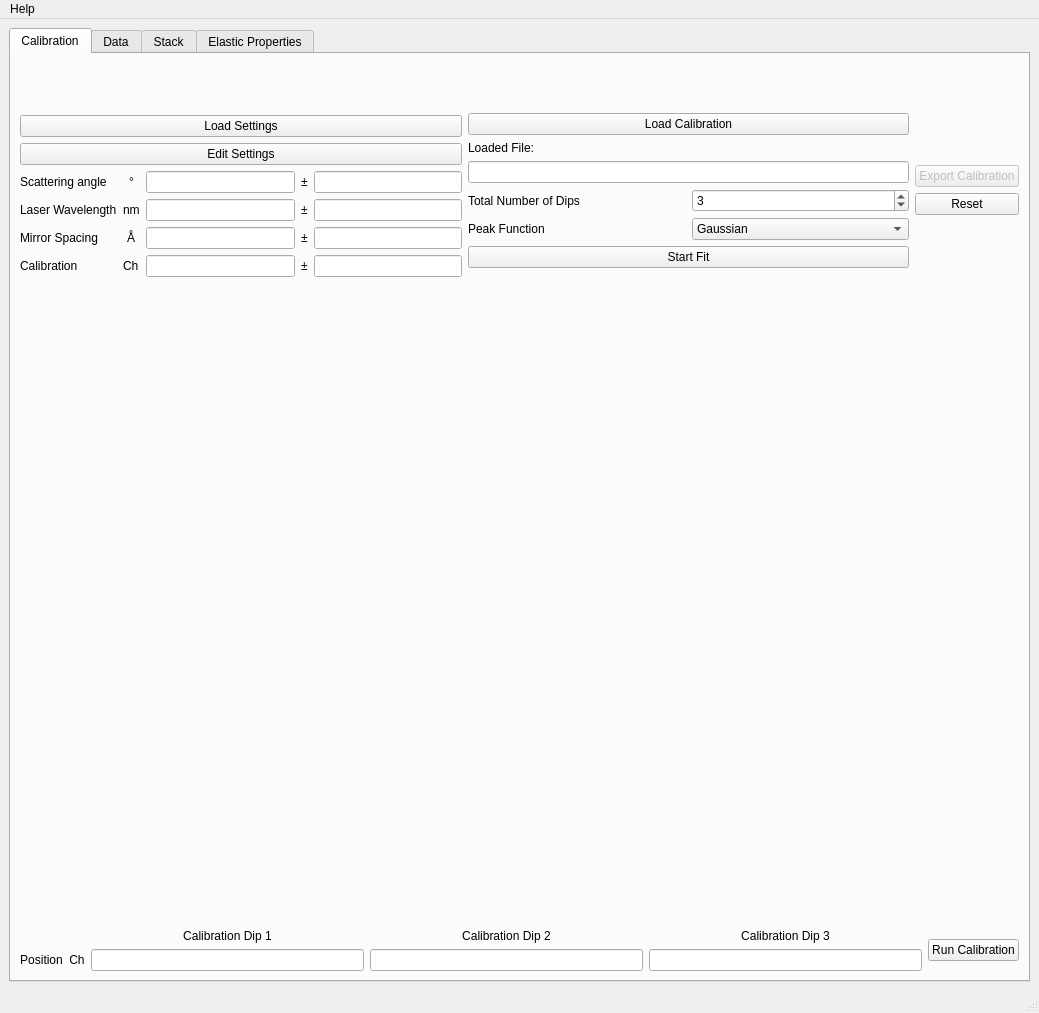
Before: the Qt Designer form src/brillouinview/gui/ui/brillouinview_main_window.ui in KirstenSch/BrillouinView, drawn with Qt 5.
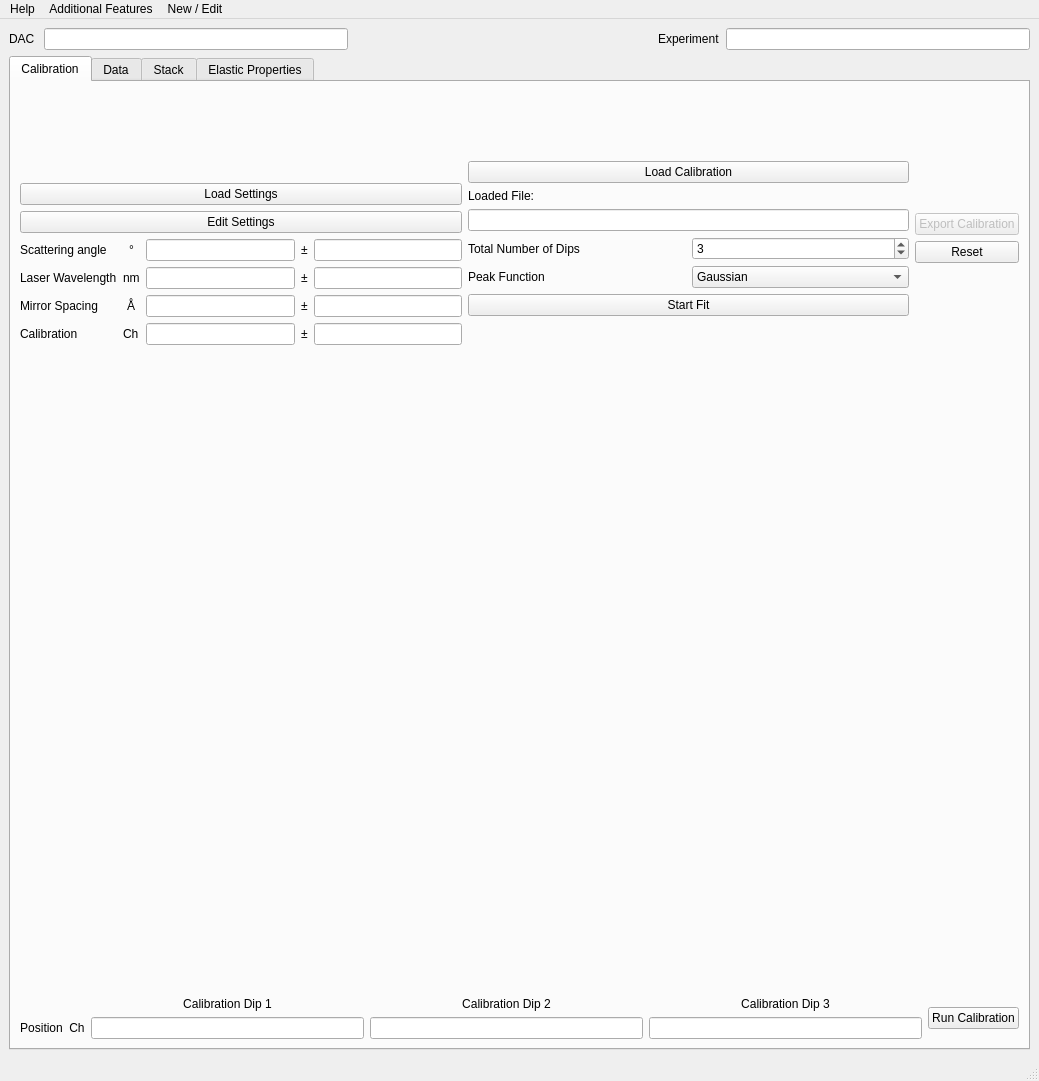
After: the same form once the commit is applied. Custom widgets are drawn as their Qt base class.

```diff
--- a/src/brillouinview/gui/ui/brillouinview_main_window.ui
+++ b/src/brillouinview/gui/ui/brillouinview_main_window.ui
@@ -7,7 +7,7 @@
     <x>0</x>
     <y>0</y>
     <width>1039</width>
-    <height>1013</height>
+    <height>1081</height>
    </rect>
   </property>
   <property name="windowTitle">
@@ -15,6 +15,60 @@
   </property>
   <widget class="QWidget" name="centralwidget">
    <layout class="QVBoxLayout" name="verticalLayout_2">
+    <item>
+     <layout class="QGridLayout" name="gridLayout_5">
+      <property name="topMargin">
+       <number>0</number>
+      </property>
+      <item row="0" column="2">
+       <spacer name="horizontalSpacer">
+        <property name="orientation">
+         <enum>Qt::Horizontal</enum>
+        </property>
+        <property name="sizeHint" stdset="0">
+         <size>
+          <width>40</width>
+          <height>20</height>
+         </size>
+        </property>
+       </spacer>
+      </item>
+      <item row="0" column="3">
+       <widget class="QLabel" name="label_21">
+        <property name="text">
+         <string>Experiment</string>
+        </property>
+       </widget>
+      </item>
+      <item row="0" column="4">
+       <widget class="QLineEdit" name="le_experiment">
+        <property name="enabled">
+         <bool>true</bool>
+        </property>
+        <property name="readOnly">
+         <bool>true</bool>
+        </property>
+       </widget>
+      </item>
+      <item row="0" column="0">
+       <widget class="QLabel" name="label_20">
+        <property name="text">
+         <string>DAC </string>
+        </property>
+       </widget>
+      </item>
+      <item row="0" column="1">
+       <widget class="QLineEdit" name="le_dac">
+        <property name="enabled">
+         <bool>true</bool>
+        </property>
+        <property name="readOnly">
+         <bool>true</bool>
+        </property>
+       </widget>
+      </item>
+     </layout>
+    </item>
     <item>
      <widget class="QTabWidget" name="tabWidget">
       <property name="currentIndex">
@@ -546,7 +600,25 @@
      <string>Help</string>
     </property>
    </widget>
+   <widget class="QMenu" name="menuAdditional_Features">
+    <property name="title">
+     <string>Additional Features</string>
+    </property>
+    <addaction name="actionCalibration_Statistics"/>
+    <addaction name="actionOpen_Log_Window"/>
+   </widget>
+   <widget class="QMenu" name="menuNew">
+    <property name="title">
+     <string>New / Edit</string>
+    </property>
+    <addaction name="actionCreate_New_DAC"/>
+    <addaction name="actionCreate_New_Experiment"/>
+    <addaction name="actionEdit_DAC"/>
+    <addaction name="actionEdit_Experiment"/>
+   </widget>
    <addaction name="menuHelp"/>
+   <addaction name="menuAdditional_Features"/>
+   <addaction name="menuNew"/>
   </widget>
   <widget class="QStatusBar" name="statusbar"/>
  </widget>
```
Left out of the diff: 50 changed lines with no effect on the pictures.
